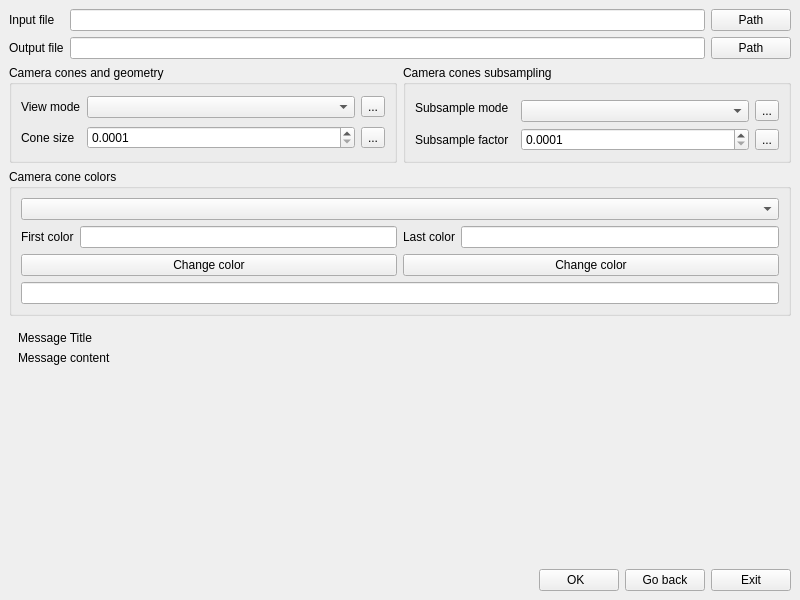
Above: src/main.ui from salaheddinek/py_sfm_viewer before the change. Below: the same form after it.
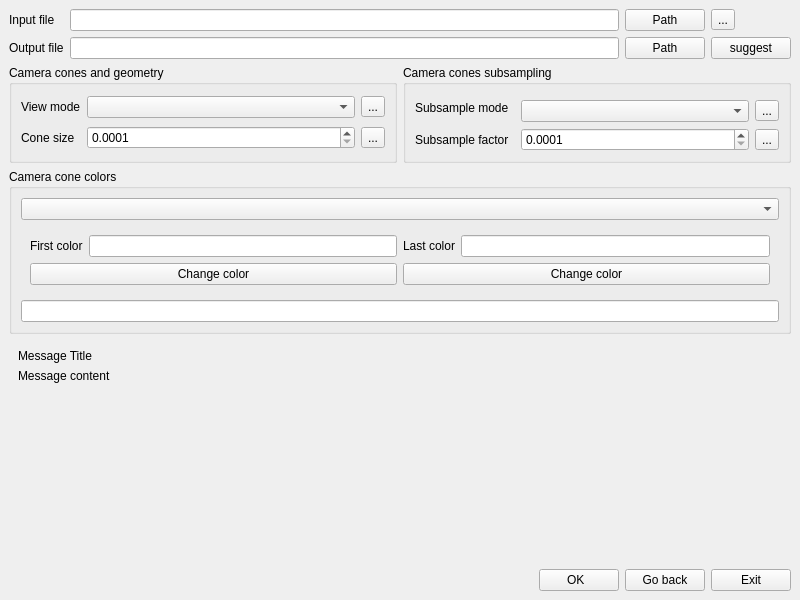
That is the form after the change.

Commit message: initial working ui parameters window

```diff
--- a/src/main.ui
+++ b/src/main.ui
@@ -17,23 +17,16 @@
    <layout class="QVBoxLayout" name="verticalLayout_2">
     <item>
      <layout class="QGridLayout" name="gridLayout_3">
-      <item row="0" column="0">
-       <widget class="QLabel" name="label_5">
-        <property name="text">
-         <string>Input file</string>
-        </property>
-       </widget>
-      </item>
-      <item row="1" column="2">
-       <widget class="QPushButton" name="btn_out_path">
-        <property name="text">
-         <string>Path</string>
-        </property>
-       </widget>
-      </item>
       <item row="0" column="1">
        <widget class="QLineEdit" name="line_edit_in_path"/>
       </item>
+      <item row="1" column="2">
+       <widget class="QPushButton" name="btn_out_path">
+        <property name="text">
+         <string>Path</string>
+        </property>
+       </widget>
+      </item>
       <item row="0" column="2">
        <widget class="QPushButton" name="btn_in_path">
         <property name="text">
@@ -41,6 +34,16 @@
         </property>
        </widget>
       </item>
+      <item row="0" column="0">
+       <widget class="QLabel" name="label_5">
+        <property name="text">
+         <string>Input file</string>
+        </property>
+       </widget>
+      </item>
+      <item row="1" column="1">
+       <widget class="QLineEdit" name="line_edit_out_path"/>
+      </item>
       <item row="1" column="0">
        <widget class="QLabel" name="label_6">
         <property name="text">
@@ -48,8 +51,19 @@
         </property>
        </widget>
       </item>
-      <item row="1" column="1">
-       <widget class="QLineEdit" name="line_edit_out_path"/>
+      <item row="1" column="3">
+       <widget class="QPushButton" name="btn_suggest_output">
+        <property name="text">
+         <string>suggest</string>
+        </property>
+       </widget>
+      </item>
+      <item row="0" column="3">
+       <widget class="QToolButton" name="btn_info_input">
+        <property name="text">
+         <string>...</string>
+        </property>
+       </widget>
       </item>
      </layout>
     </item>
@@ -193,15 +207,16 @@
         <widget class="QComboBox" name="combo_box_colormap"/>
        </item>
        <item>
-        <layout class="QGridLayout" name="wid_custom_colors">
-         <item row="1" column="0">
+        <widget class="QWidget" name="wid_custom_colors" native="true">
+         <layout class="QGridLayout" name="gridLayout_2">
+          <item row="2" column="0">
           <widget class="QPushButton" name="btn_first_color">
            <property name="text">
             <string>Change color</string>
            </property>
           </widget>
          </item>
-         <item row="0" column="0">
+          <item row="1" column="0">
           <layout class="QHBoxLayout" name="horizontalLayout_3">
            <item>
             <widget class="QLabel" name="label_7">
@@ -216,13 +231,6 @@
           </layout>
          </item>
          <item row="1" column="1">
-          <widget class="QPushButton" name="btn_last_color">
-           <property name="text">
-            <string>Change color</string>
-           </property>
-          </widget>
-         </item>
-         <item row="0" column="1">
           <layout class="QHBoxLayout" name="horizontalLayout_4">
            <item>
             <widget class="QLabel" name="label_8">
@@ -236,7 +244,15 @@
            </item>
           </layout>
          </item>
-        </layout>
+          <item row="2" column="1">
+           <widget class="QPushButton" name="btn_last_color">
+            <property name="text">
+             <string>Change color</string>
+            </property>
+           </widget>
+          </item>
+         </layout>
+        </widget>
        </item>
        <item>
         <widget class="QLineEdit" name="line_edit_view_color"/>
```
Lines whose indentation alone changed are shown as unchanged. The commit also changes 6 other files.
